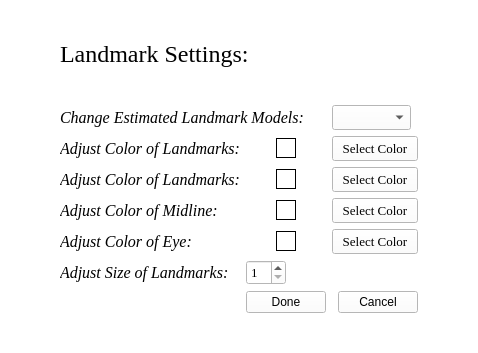
Above: uis/landmark_settings.ui from MEA-Summer/Emotrics_Plus before the change. Below: the same form after it.
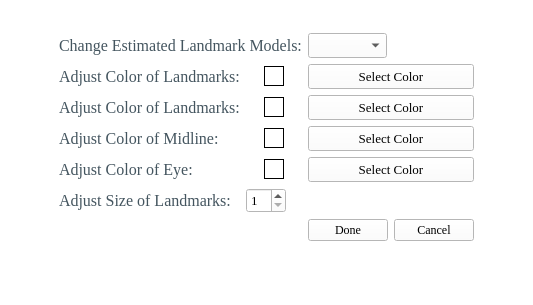
That is the form after the change.

What changed in the file:
```diff
--- a/uis/landmark_settings.ui
+++ b/uis/landmark_settings.ui
@@ -6,8 +6,8 @@
    <rect>
     <x>0</x>
     <y>0</y>
-    <width>478</width>
-    <height>353</height>
+    <width>533</width>
+    <height>305</height>
    </rect>
   </property>
   <property name="minimumSize">
@@ -26,7 +26,20 @@
    <layout class="QVBoxLayout" name="verticalLayout">
     <item>
      <layout class="QGridLayout" name="gridLayout_6">
-      <item row="2" column="3" colspan="2">
+      <item row="3" column="0">
+       <spacer name="horizontalSpacer">
+        <property name="orientation">
+         <enum>Qt::Horizontal</enum>
+        </property>
+        <property name="sizeHint" stdset="0">
+         <size>
+          <width>40</width>
+          <height>20</height>
+         </size>
+        </property>
+       </spacer>
+      </item>
+      <item row="1" column="3" colspan="2">
        <widget class="QPushButton" name="landmark1ColorButton">
         <property name="minimumSize">
          <size>
@@ -46,26 +59,15 @@
           <pointsize>10</pointsize>
          </font>
         </property>
+        <property name="styleSheet">
+         <string notr="true">color: rgb(0, 0, 0);</string>
+        </property>
         <property name="text">
          <string>Select Color</string>
         </property>
        </widget>
       </item>
-      <item row="6" column="1">
-       <widget class="QLabel" name="label_19">
-        <property name="font">
-         <font>
-          <family>Times New Roman</family>
-          <pointsize>12</pointsize>
-          <italic>true</italic>
-         </font>
-        </property>
-        <property name="text">
-         <string>Adjust Size of Landmarks:</string>
-        </property>
-       </widget>
-      </item>
-      <item row="9" column="1" colspan="4">
+      <item row="7" column="1" colspan="4">
        <widget class="Line" name="line_17">
         <property name="lineWidth">
          <number>0</number>
@@ -76,20 +78,23 @@
        </widget>
       </item>
       <item row="5" column="1">
-       <widget class="QLabel" name="label_17">
+       <widget class="QLabel" name="label_19">
         <property name="font">
          <font>
           <family>Times New Roman</family>
           <pointsize>12</pointsize>
-          <italic>true</italic>
+          <italic>false</italic>
          </font>
         </property>
+        <property name="styleSheet">
+         <string notr="true">color: rgb(68, 85, 95);</string>
+        </property>
         <property name="text">
-         <string>Adjust Color of Eye:</string>
+         <string>Adjust Size of Landmarks:</string>
         </property>
        </widget>
       </item>
-      <item row="4" column="2" alignment="Qt::AlignHCenter">
+      <item row="3" column="2" alignment="Qt::AlignHCenter">
        <widget class="QLabel" name="midlineColorLabel">
         <property name="minimumSize">
          <size>
@@ -111,8 +116,59 @@
         </property>
        </widget>
       </item>
+      <item row="2" column="1">
+       <widget class="QLabel" name="label_13">
+        <property name="font">
+         <font>
+          <family>Times New Roman</family>
+          <pointsize>12</pointsize>
+          <italic>false</italic>
+         </font>
+        </property>
+        <property name="styleSheet">
+         <string notr="true">color: rgb(68, 85, 95);</string>
+        </property>
+        <property name="text">
+         <string>Adjust Color of Landmarks:</string>
+        </property>
+       </widget>
+      </item>
+      <item row="0" column="1" colspan="2">
+       <widget class="QLabel" name="label_21">
+        <property name="font">
+         <font>
+          <family>Times New Roman</family>
+          <pointsize>12</pointsize>
+          <italic>false</italic>
+         </font>
+        </property>
+        <property name="styleSheet">
+         <string notr="true">color: rgb(68, 85, 95);</string>
+        </property>
+        <property name="text">
+         <string>Change Estimated Landmark Models:</string>
+        </property>
+       </widget>
+      </item>
+      <item row="1" column="1">
+       <widget class="QLabel" name="label_12">
+        <property name="font">
+         <font>
+          <family>Times New Roman</family>
+          <pointsize>12</pointsize>
+          <italic>false</italic>
+         </font>
+        </property>
+        <property name="styleSheet">
+         <string notr="true">color: rgb(68, 85, 95);</string>
+        </property>
+        <property name="text">
+         <string>Adjust Color of Landmarks:</string>
+        </property>
+       </widget>
+      </item>
       <item row="4" column="3" colspan="2">
-       <widget class="QPushButton" name="midlineColorButton">
+       <widget class="QPushButton" name="eyeColorButton">
         <property name="minimumSize">
          <size>
           <width>0</width>
@@ -131,70 +187,132 @@
           <pointsize>10</pointsize>
          </font>
         </property>
+        <property name="styleSheet">
+         <string notr="true">color: rgb(0, 0, 0);</string>
+        </property>
         <property name="text">
          <string>Select Color</string>
         </property>
        </widget>
       </item>
-      <item row="4" column="1">
+      <item row="4" column="2" alignment="Qt::AlignHCenter">
+       <widget class="QLabel" name="eyeColorLabel">
+        <property name="minimumSize">
+         <size>
+          <width>20</width>
+          <height>20</height>
+         </size>
+        </property>
+        <property name="maximumSize">
+         <size>
+          <width>20</width>
+          <height>20</height>
+         </size>
+        </property>
+        <property name="frameShape">
+         <enum>QFrame::Box</enum>
+        </property>
+        <property name="text">
+         <string/>
+        </property>
+       </widget>
+      </item>
+      <item row="2" column="2" alignment="Qt::AlignHCenter">
+       <widget class="QLabel" name="landmark2ColorLabel">
+        <property name="minimumSize">
+         <size>
+          <width>20</width>
+          <height>20</height>
+         </size>
+        </property>
+        <property name="maximumSize">
+         <size>
+          <width>20</width>
+          <height>20</height>
+         </size>
+        </property>
+        <property name="frameShape">
+         <enum>QFrame::Box</enum>
+        </property>
+        <property name="text">
+         <string/>
+        </property>
+       </widget>
+      </item>
+      <item row="5" column="2" alignment="Qt::AlignLeft">
+       <widget class="QSpinBox" name="landmarkSizeSpinBox">
+        <property name="minimumSize">
+         <size>
+          <width>0</width>
+          <height>25</height>
+         </size>
+        </property>
+        <property name="maximumSize">
+         <size>
+          <width>16777215</width>
+          <height>25</height>
+         </size>
+        </property>
+        <property name="font">
+         <font>
+          <family>Times New Roman</family>
+          <pointsize>10</pointsize>
+         </font>
+        </property>
+        <property name="styleSheet">
+         <string notr="true">color: rgb(0, 0, 0);</string>
+        </property>
+        <property name="minimum">
+         <number>1</number>
+        </property>
+       </widget>
+      </item>
+      <item row="3" column="1">
        <widget class="QLabel" name="label_15">
         <property name="font">
          <font>
           <family>Times New Roman</family>
           <pointsize>12</pointsize>
-          <italic>true</italic>
+          <italic>false</italic>
          </font>
         </property>
+        <property name="styleSheet">
+         <string notr="true">color: rgb(68, 85, 95);</string>
+        </property>
         <property name="text">
          <string>Adjust Color of Midline:</string>
         </property>
        </widget>
       </item>
-      <item row="3" column="2" alignment="Qt::AlignHCenter">
-       <widget class="QLabel" name="landmark2ColorLabel">
+      <item row="3" column="3" colspan="2">
+       <widget class="QPushButton" name="midlineColorButton">
         <property name="minimumSize">
          <size>
-          <width>20</width>
-          <height>20</height>
+          <width>0</width>
+          <height>25</height>
          </size>
         </property>
         <property name="maximumSize">
          <size>
-          <width>20</width>
-          <height>20</height>
+          <width>16777215</width>
+          <height>25</height>
          </size>
         </property>
-        <property name="frameShape">
-         <enum>QFrame::Box</enum>
+        <property name="font">
+         <font>
+          <family>Times New Roman</family>
+          <pointsize>10</pointsize>
+         </font>
         </property>
-        <property name="text">
-         <string/>
+        <property name="styleSheet">
+         <string notr="true">color: rgb(0, 0, 0);</string>
         </property>
-       </widget>
-      </item>
-      <item row="5" column="2" alignment="Qt::AlignHCenter">
-       <widget class="QLabel" name="eyeColorLabel">
-        <property name="minimumSize">
-         <size>
-          <width>20</width>
-          <height>20</height>
-         </size>
-        </property>
-        <property name="maximumSize">
-         <size>
-          <width>20</width>
-          <height>20</height>
-         </size>
-        </property>
-        <property name="frameShape">
-         <enum>QFrame::Box</enum>
-        </property>
         <property name="text">
-         <string/>
+         <string>Select Color</string>
         </property>
        </widget>
       </item>
-      <item row="1" column="3" colspan="2" alignment="Qt::AlignLeft">
+      <item row="0" column="3" colspan="2" alignment="Qt::AlignLeft">
        <widget class="QComboBox" name="modelComboBox">
         <property name="sizePolicy">
          <sizepolicy hsizetype="Minimum" vsizetype="Fixed">
@@ -222,48 +340,8 @@
         </property>
        </widget>
       </item>
-      <item row="3" column="0">
-       <spacer name="horizontalSpacer">
-        <property name="orientation">
-         <enum>Qt::Horizontal</enum>
-        </property>
-        <property name="sizeHint" stdset="0">
-         <size>
-          <width>40</width>
-          <height>20</height>
-         </size>
-        </property>
-       </spacer>
-      </item>
-      <item row="3" column="5">
-       <spacer name="horizontalSpacer_2">
-        <property name="orientation">
-         <enum>Qt::Horizontal</enum>
-        </property>
-        <property name="sizeHint" stdset="0">
-         <size>
-          <width>40</width>
-          <height>20</height>
-         </size>
-        </property>
-       </spacer>
-      </item>
-      <item row="3" column="1">
-       <widget class="QLabel" name="label_13">
-        <property name="font">
-         <font>
-          <family>Times New Roman</family>
-          <pointsize>12</pointsize>
-          <italic>true</italic>
-         </font>
-        </property>
-        <property name="text">
-         <string>Adjust Color of Landmarks:</string>
-        </property>
-       </widget>
-      </item>
-      <item row="6" column="2" alignment="Qt::AlignLeft">
-       <widget class="QSpinBox" name="landmarkSizeSpinBox">
+      <item row="2" column="3" colspan="2">
+       <widget class="QPushButton" name="landmark2ColorButton">
         <property name="minimumSize">
          <size>
           <width>0</width>
@@ -282,32 +360,32 @@
           <pointsize>10</pointsize>
          </font>
         </property>
-        <property name="minimum">
-         <number>1</number>
+        <property name="styleSheet">
+         <string notr="true">color: rgb(0, 0, 0);</string>
         </property>
-        <property name="displayIntegerBase">
-         <number>10</number>
+        <property name="text">
+         <string>Select Color</string>
         </property>
        </widget>
       </item>
-      <item row="0" column="1" colspan="4">
-       <widget class="QLabel" name="label_23">
+      <item row="4" column="1">
+       <widget class="QLabel" name="label_17">
         <property name="font">
          <font>
           <family>Times New Roman</family>
-          <pointsize>18</pointsize>
-          <weight>50</weight>
+          <pointsize>12</pointsize>
           <italic>false</italic>
-          <bold>false</bold>
-          <underline>false</underline>
          </font>
         </property>
+        <property name="styleSheet">
+         <string notr="true">color: rgb(68, 85, 95);</string>
+        </property>
         <property name="text">
-         <string>Landmark Settings:</string>
+         <string>Adjust Color of Eye:</string>
         </property>
        </widget>
       </item>
-      <item row="2" column="2" alignment="Qt::AlignHCenter">
+      <item row="1" column="2" alignment="Qt::AlignHCenter">
        <widget class="QLabel" name="landmark1ColorLabel">
         <property name="minimumSize">
          <size>
@@ -332,97 +410,42 @@
         </property>
        </widget>
       </item>
-      <item row="3" column="3" colspan="2">
-       <widget class="QPushButton" name="landmark2ColorButton">
-        <property name="minimumSize">
-         <size>
-          <width>0</width>
-          <height>25</height>
-         </size>
-        </property>
-        <property name="maximumSize">
-         <size>
-          <width>16777215</width>
-          <height>25</height>
-         </size>
-        </property>
-        <property name="font">
-         <font>
-          <family>Times New Roman</family>
-          <pointsize>10</pointsize>
-         </font>
-        </property>
-        <property name="text">
-         <string>Select Color</string>
-        </property>
-       </widget>
-      </item>
-      <item row="2" column="1">
-       <widget class="QLabel" name="label_12">
-        <property name="font">
-         <font>
-          <family>Times New Roman</family>
-          <pointsize>12</pointsize>
-          <italic>true</italic>
-         </font>
-        </property>
-        <property name="text">
-         <string>Adjust Color of Landmarks:</string>
-        </property>
-       </widget>
-      </item>
-      <item row="5" column="3" colspan="2">
-       <widget class="QPushButton" name="eyeColorButton">
-        <property name="minimumSize">
-         <size>
-          <width>0</width>
-          <height>25</height>
-         </size>
-        </property>
-        <property name="maximumSize">
-         <size>
-          <width>16777215</width>
-          <height>25</height>
-         </size>
-        </property>
-        <property name="font">
-         <font>
-          <family>Times New Roman</family>
-          <pointsize>10</pointsize>
-         </font>
-        </property>
-        <property name="text">
-         <string>Select Color</string>
-        </property>
-       </widget>
-      </item>
-      <item row="8" column="2">
+      <item row="6" column="3">
        <widget class="QPushButton" name="doneButton">
+        <property name="font">
+         <font>
+          <family>Times New Roman</family>
+         </font>
+        </property>
         <property name="text">
          <string>Done</string>
         </property>
        </widget>
       </item>
-      <item row="8" column="4">
+      <item row="6" column="4">
        <widget class="QPushButton" name="cancelButton">
+        <property name="font">
+         <font>
+          <family>Times New Roman</family>
+         </font>
+        </property>
         <property name="text">
          <string>Cancel</string>
         </property>
        </widget>
       </item>
-      <item row="1" column="1" colspan="2">
-       <widget class="QLabel" name="label_21">
-        <property name="font">
-         <font>
-          <family>Times New Roman</family>
-          <pointsize>12</pointsize>
-          <italic>true</italic>
-         </font>
+      <item row="6" column="5">
+       <spacer name="horizontalSpacer_2">
+        <property name="orientation">
+         <enum>Qt::Horizontal</enum>
         </property>
-        <property name="text">
-         <string>Change Estimated Landmark Models:</string>
+        <property name="sizeHint" stdset="0">
+         <size>
+          <width>40</width>
+          <height>20</height>
+         </size>
         </property>
-       </widget>
+       </spacer>
       </item>
      </layout>
     </item>
```
Left out of the diff: 2 changed lines with no effect on the pictures.
